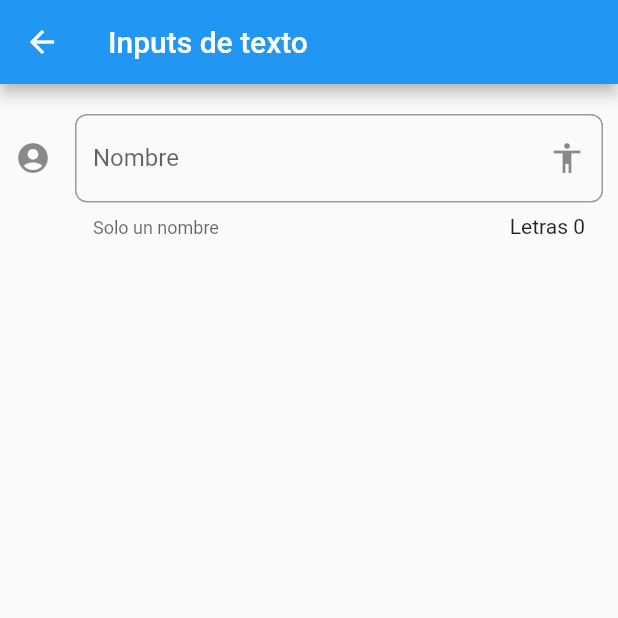
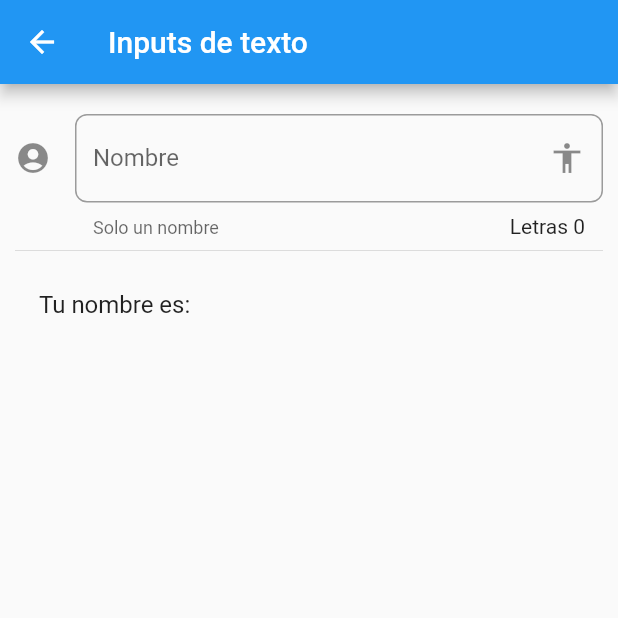
Before and after one commit to iglez/flutter_curso_componentes, a Flutter app: the InputPage screen opened by its route, on a phone screen of 412 x 824 dp, the top half of it. Run offline on Flutter 3.47's test engine with Material 2 defaults, Android fonts, the phone set to English and light mode, and no system bars.

Commit message:
Cambiando y desplegando el nombre

```diff
--- a/componentes/lib/src/pages/input_page.dart
+++ b/componentes/lib/src/pages/input_page.dart
@@ -18,7 +18,11 @@ class _InputPageState extends State<InputPage> {
       ),
       body: ListView(
         padding: EdgeInsets.symmetric(horizontal: 10.0, vertical: 20.0),
-        children: [_crearInput()],
+        children: [
+          _crearInput(),
+          Divider(),
+          _crearPersona(),
+        ],
       ),
     );
   }
@@ -38,8 +42,14 @@ class _InputPageState extends State<InputPage> {
       ),
       onChanged: (valor) {
         _nombre = valor;
-        print(_nombre);
+        setState(() {});
       },
     );
   }
+
+  Widget _crearPersona() {
+    return ListTile(
+      title: Text('Tu nombre es: $_nombre'),
+    );
+  }
 }
```
